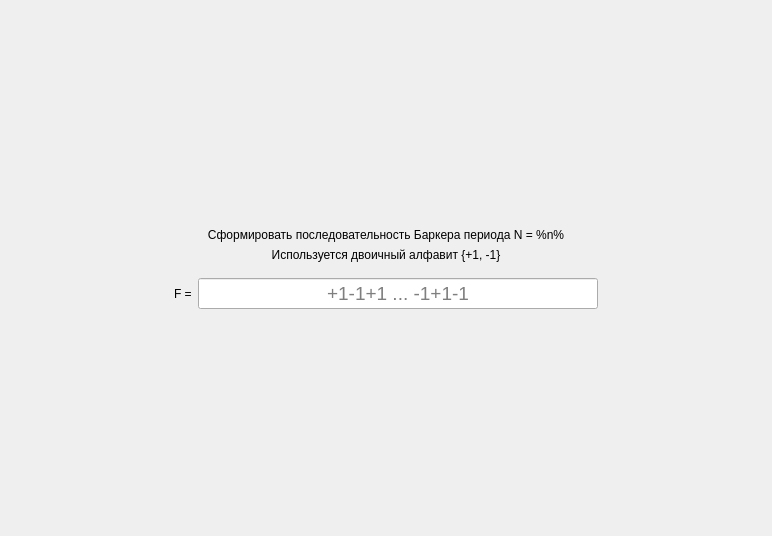
Above: task/screentask3.ui from bukhmastov/fpsp before the change. Below: the same form after it.
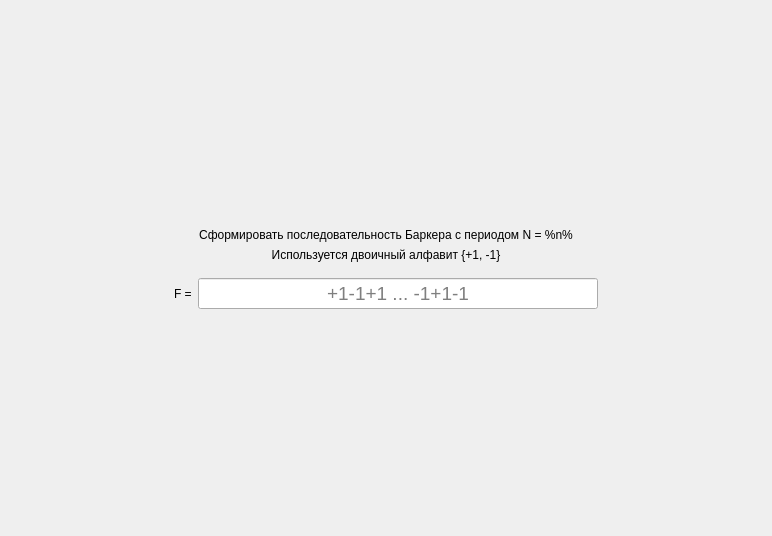
That is the form after the change.

Diff of the .ui file:
```diff
--- a/task/screentask3.ui
+++ b/task/screentask3.ui
@@ -47,7 +47,7 @@
         <string notr="true">font: 75 16pt &quot;MS Shell Dlg 2&quot;;</string>
        </property>
        <property name="text">
-        <string>Сформировать последовательность Баркера периода N = %n%</string>
+        <string>Сформировать последовательность Баркера с периодом N = %n%</string>
        </property>
        <property name="alignment">
         <set>Qt::AlignCenter</set>
```
